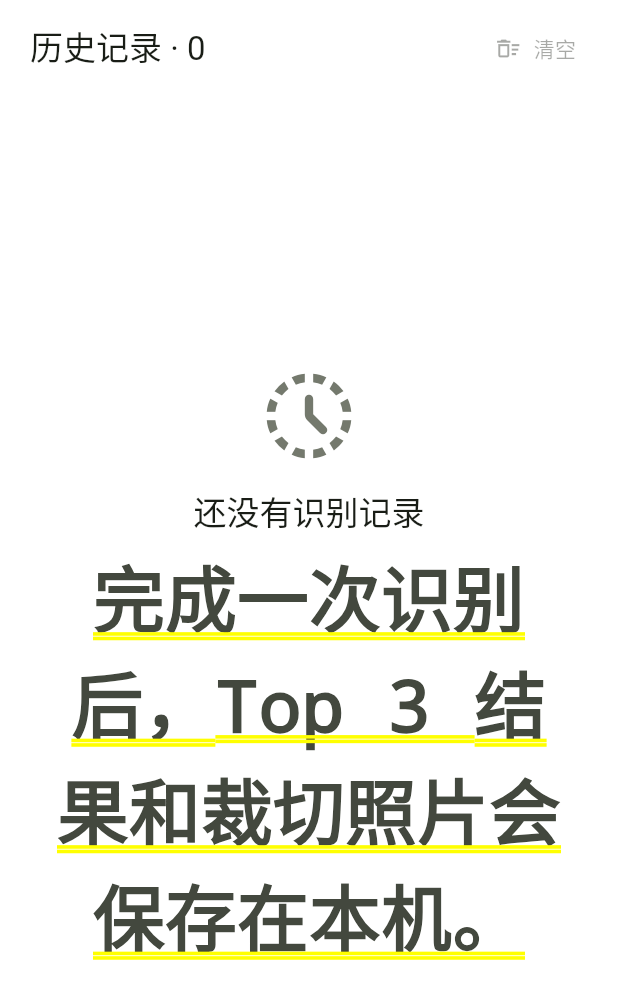
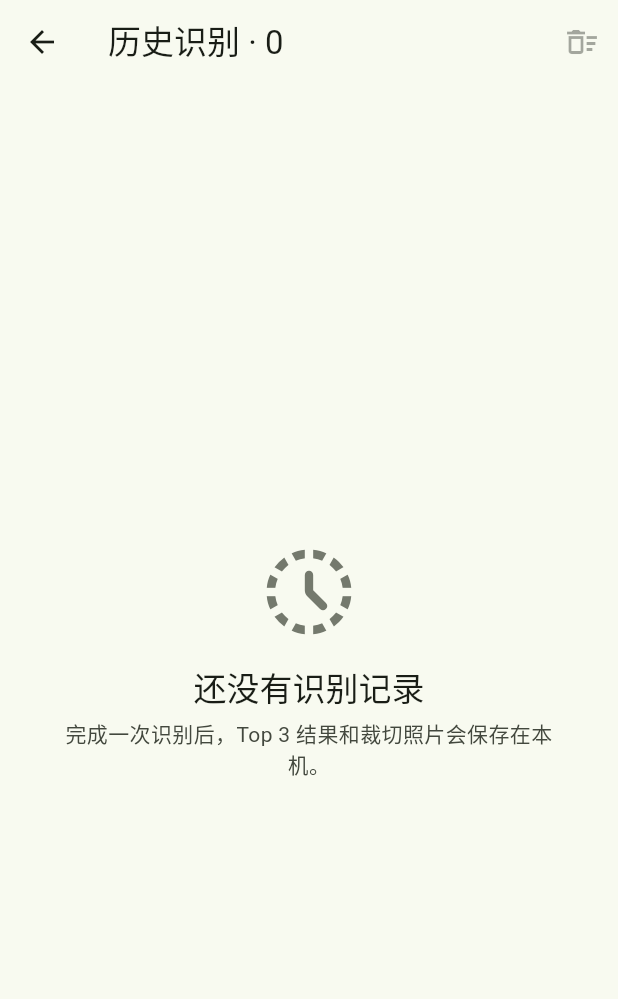
Before and after one commit to wakin721/insect_identifier_android, a Flutter app: the screen it shows after launch, item 2 of the bottom bar chosen, after a tap on "历史识别", on a phone screen of 412 x 824 dp. Shown: the top 999 px of the screen. Run offline on Flutter 3.47's test engine with Material 3 defaults, Android fonts, the phone set to English and light mode, and no system bars; drawn by our look-alikes of dynamic_color; our stand-ins replace image_picker; missing offline and left inert: crop_your_image, ultralytics_yolo.

Commit message:
fix history route background

```diff
--- a/lib/screens/history_screen.dart
+++ b/lib/screens/history_screen.dart
@@ -20,41 +20,31 @@ class HistoryScreen extends StatelessWidget {
     return ListenableBuilder(
       listenable: controller,
       builder: (context, _) {
-        if (controller.historyLoading) {
-          return const Center(child: CircularProgressIndicator());
-        }
-
-        return SafeArea(
-          child: Center(
-            child: ConstrainedBox(
-              constraints: const BoxConstraints(maxWidth: 760),
-              child: Column(
-                children: <Widget>[
-                  Padding(
-                    padding: const EdgeInsets.fromLTRB(20, 8, 12, 8),
-                    child: Row(
-                      children: <Widget>[
-                        Expanded(
-                          child: Text(
-                            '历史记录 · ${controller.history.length}',
-                            style: Theme.of(context).textTheme.titleLarge,
-                          ),
-                        ),
-                        TextButton.icon(
+        return Scaffold(
+          backgroundColor: Theme.of(context).colorScheme.surface,
+          appBar: AppBar(
+            title: Text('历史识别 · ${controller.history.length}'),
+            actions: <Widget>[
+              IconButton(
+                tooltip: '清空全部历史',
                 onPressed: controller.history.isEmpty
                     ? null
                     : () => _confirmClear(context),
                 icon: const Icon(Icons.delete_sweep_outlined),
-                          label: const Text('清空'),
               ),
             ],
           ),
-                  ),
-                  Expanded(
+          body: controller.historyLoading
+              ? const Center(child: CircularProgressIndicator())
+              : SafeArea(
+                  top: false,
+                  child: Center(
+                    child: ConstrainedBox(
+                      constraints: const BoxConstraints(maxWidth: 760),
                       child: controller.history.isEmpty
                           ? const _EmptyHistory()
                           : ListView.separated(
-                            padding: const EdgeInsets.fromLTRB(16, 4, 16, 28),
+                              padding: const EdgeInsets.fromLTRB(16, 12, 16, 28),
                               itemCount: controller.history.length,
                               separatorBuilder: (context, index) =>
                                   const SizedBox(height: 10),
@@ -66,12 +56,11 @@ class HistoryScreen extends StatelessWidget {
                                     record.predictions.first,
                                   ),
                                   onOpen: () => _openRecord(context, record),
-                                onDelete: () => _confirmDelete(context, record),
+                                  onDelete: () =>
+                                      _confirmDelete(context, record),
                                 );
                               },
                             ),
-                  ),
-                ],
                     ),
                   ),
                 ),
```
Lines whose indentation alone changed are shown as unchanged.
